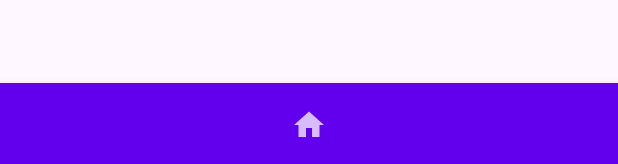
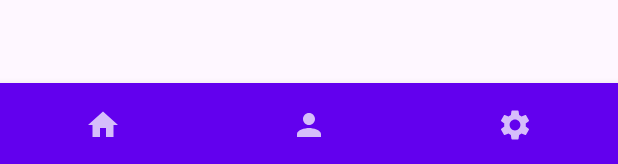
Before and after one commit to ArthurKJun/AppLoginBoaViagem, an Android app built with Jetpack Compose: the @Preview function PreviewMenu, on a phone screen of 412 x 824 dp. Shown: the part 1069-1233 px from the top of the screen. Run offline under Robolectric (Android 15) with nearby library versions, the phone set to English and light mode, and no system bars.

Commit message:
Feito bottombar na tela de menu e criado a tela sobre o desenvolvedor

```diff
--- a/app/src/main/java/com/senac/boasviagens/screens/Menu.kt
+++ b/app/src/main/java/com/senac/boasviagens/screens/Menu.kt
@@ -8,6 +8,8 @@ import androidx.compose.material.BottomNavigationItem
 import androidx.compose.material.Icon
 import androidx.compose.material.icons.Icons
 import androidx.compose.material.icons.filled.Home
+import androidx.compose.material.icons.filled.Person
+import androidx.compose.material.icons.filled.Settings
 import androidx.compose.material3.Scaffold
 import androidx.compose.material3.Text
 import androidx.compose.runtime.Composable
@@ -42,6 +44,9 @@ fun Menu(onBack: () ->Unit){
         composable("home") {
             Home ()
         }
+        composable("login"){
+            telaLogin(onCadUsuario = { /*TODO*/ }, onLogin = { /*TODO*/ })
+        }
     }
 
 Scaffold (
@@ -52,11 +57,33 @@ Scaffold (
         BottomNavigation {
 
             BottomNavigationItem(
+                selected = isSelected(currentDestination, "login"),
+                onClick = { navController.navigate("login") },
+                icon = {
+                    Icon(
+                        imageVector = Icons.Filled.Home,
+                        contentDescription = ""
+                    )
+                }
+            )
+
+            BottomNavigationItem(
                 selected = isSelected(currentDestination, "menu"),
                 onClick = { navController.navigate("menu") },
                 icon = {
                     Icon(
-                        imageVector = Icons.Filled.Home,
+                        imageVector = Icons.Filled.Person,
+                        contentDescription = ""
+                    )
+                }
+            )
+
+            BottomNavigationItem(
+                selected = isSelected(currentDestination, "menu"),
+                onClick = { navController.navigate("menu") },
+                icon = {
+                    Icon(
+                        imageVector = Icons.Filled.Settings,
                         contentDescription = ""
                     )
                 }
```
Also changed, not shown: app/src/main/java/com/senac/boasviagens/screens/sobre.kt (added, +24 -0 lines).
